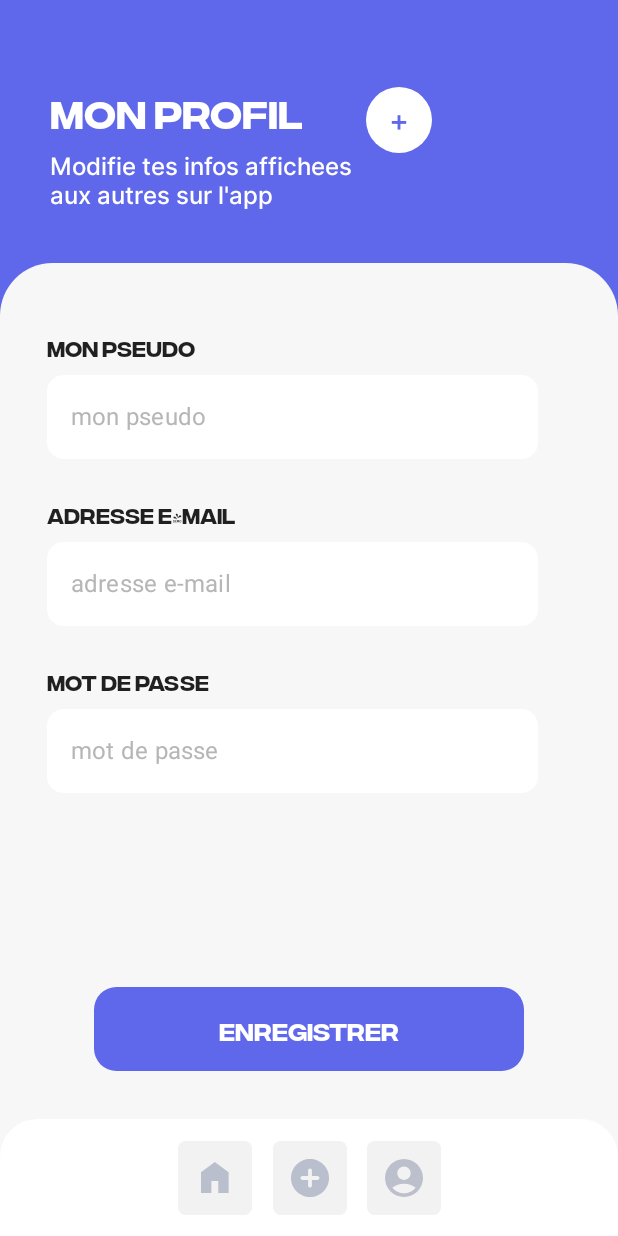
After one commit to TiclemFR/android, an Android app built with Jetpack Compose: the composable profile shown on its own in the app's theme, on a phone screen of 412 x 824 dp. The commit adds this screen. Run offline under Robolectric (Android 15) with nearby library versions, the phone set to English and light mode, and no system bars; our stand-ins replace Firebase (no records; nobody signed in at launch, a user with empty details on screens opened directly).

Commit message:
profil page

```diff
--- a/app/src/main/java/com/example/projetandroid/MainActivity.kt
+++ b/app/src/main/java/com/example/projetandroid/MainActivity.kt
@@ -25,6 +25,7 @@ import home
 import navbar
 import plan
 import previewCard
+import profile
 
 class MainActivity : ComponentActivity() {
     lateinit var navController: NavController
@@ -42,6 +43,7 @@ class MainActivity : ComponentActivity() {
                     composable("add"){ BonPlan(navController = navController)}
                     composable("onBoarding"){ OnBoarding(navController = navController) }
                     composable("home"){ home(navController = navController) }
+                    composable("profil"){ profile(navController = navController) }
                 }
             }
         }
--- a/app/src/main/java/com/example/projetandroid/login/navbar.kt
+++ b/app/src/main/java/com/example/projetandroid/login/navbar.kt
@@ -93,16 +93,23 @@ fun navbar(navController: NavController){
                     modifier = Modifier
                         .width(49.dp)
                         .height(49.dp)
-                        .clickable { }
+                        .clickable { navController.navigate("profil") }
                         .clip(shape = RoundedCornerShape(5.dp))
                         .background(Color(0xFFF2F2F2)),
                     horizontalArrangement = Arrangement.Center,
                     verticalAlignment = Alignment.CenterVertically
                 ) {
-                    Image(painterResource(id = R.drawable.ic_profile), contentDescription = "profile icon", modifier = Modifier
-                        .background(Color.Transparent)
-                        .width(25.dp)
-                        .height(25.dp))
+                    if(navController.currentDestination?.route.toString() == "profil"){
+                        Image(painterResource(id = R.drawable.ic_current_profile), contentDescription = "profil icon", modifier = Modifier
+                            .background(Color.Transparent)
+                            .width(25.dp)
+                            .height(25.dp))
+                    }else{
+                        Image(painterResource(id = R.drawable.ic_profile), contentDescription = "profil icon", modifier = Modifier
+                            .background(Color.Transparent)
+                            .width(25.dp)
+                            .height(25.dp))
+                    }
                 }
             }
         }
--- /dev/null
+++ b/app/src/main/java/com/example/projetandroid/profile/profile.kt
@@ -0,0 +1,175 @@
+import android.graphics.Bitmap
+import android.graphics.ImageDecoder
+import android.inputmethodservice.Keyboard.Row
+import android.net.Uri
+import android.os.Build
+import android.provider.MediaStore
+import androidx.activity.compose.rememberLauncherForActivityResult
+import androidx.activity.result.contract.ActivityResultContracts
+import androidx.compose.foundation.*
+import androidx.compose.foundation.layout.Arrangement
+import androidx.compose.foundation.layout.Row
+import androidx.compose.foundation.layout.fillMaxSize
+import androidx.compose.foundation.layout.padding
+import androidx.compose.runtime.*
+import androidx.compose.ui.text.input.TextFieldValue
+import androidx.compose.ui.unit.dp
+import androidx.compose.ui.unit.sp
+import androidx.compose.ui.res.painterResource
+import androidx.compose.foundation.layout.*
+import androidx.compose.foundation.shape.RoundedCornerShape
+import androidx.compose.runtime.Composable
+import androidx.compose.ui.Alignment
+import androidx.compose.ui.Alignment.Companion.CenterVertically
+import androidx.compose.ui.Modifier
+import androidx.compose.ui.draw.clip
+import androidx.compose.ui.draw.shadow
+import androidx.compose.ui.graphics.Color
+import androidx.compose.ui.unit.dp
+import androidx.compose.foundation.layout.requiredSize
+import androidx.compose.material.*
+import androidx.compose.ui.graphics.asImageBitmap
+import androidx.compose.ui.layout.ContentScale
+import androidx.compose.ui.platform.LocalContext
+import androidx.compose.ui.res.painterResource
+import androidx.compose.ui.text.font.FontWeight
+import androidx.compose.ui.text.style.TextAlign
+import androidx.constraintlayout.widget.ConstraintLayout
+import androidx.navigation.NavController
+import com.example.projetandroid.R
+import com.example.projetandroid.login.Input
+import com.example.projetandroid.ui.theme.*
+import com.google.firebase.firestore.ktx.firestore
+import com.google.firebase.ktx.Firebase
+
+
+@Composable
+fun profile(navController: NavController){
+    var pseudo by remember { mutableStateOf("") }
+    var email by remember { mutableStateOf("") }
+    var password by remember { mutableStateOf("") }
+    val db = Firebase.firestore
+    var picture by remember { mutableStateOf<Uri?>(null) }
+    val launcher = rememberLauncherForActivityResult(contract =
+    ActivityResultContracts.GetContent()) { uri: Uri? ->
+        picture = uri
+    }
+    val context = LocalContext.current
+    val bitmap =  remember {
+        mutableStateOf<Bitmap?>(null)
+    }
+    androidx.compose.material.Surface(
+        modifier = Modifier.fillMaxSize(),
+        color = HomeBackgroundColor
+    ){
+        Row(modifier = Modifier.fillMaxWidth().padding(top = 58.dp)){
+            Column(modifier = Modifier.width(244.dp)) {
+                Row(
+                    modifier = Modifier.padding(start = 33.dp),
+                ) {
+                    Text(text = "MON PROFIL", fontFamily = InterCF, fontSize = 26.sp, color = Color(0xFFFFFFFF))
+                }
+                Row(
+                    modifier = Modifier.padding(top = 12.dp, start = 33.dp),
+                ) {
+                    Text(text = "Modifie tes infos affichees aux autres sur l'app", fontFamily = Inter, fontSize = 16.sp, color = Color(0xFFFFFFFF))
+                }
+            }
+            Column(modifier = Modifier.width(44.dp)) {
+                Row(
+                    modifier = Modifier
+                        .fillMaxWidth().height(44.dp).clip(shape = RoundedCornerShape(50.dp)).background(Color.White)
+                        .clickable { launcher.launch("image/*") },
+                    verticalAlignment = Alignment.CenterVertically, horizontalArrangement = Arrangement.Center
+                ) {
+                    if(picture == null){
+                        Text(text = "+", color = Color(0xFF5F67EA), fontSize = 20.sp)
+                    }
+                    else{
+                        picture?.let {
+                            if (Build.VERSION.SDK_INT < 28) {
+                                bitmap.value = MediaStore.Images
+                                    .Media.getBitmap(context.contentResolver, it)
+
+                            } else {
+                                val source = ImageDecoder
+                                    .createSource(context.contentResolver, it)
+                                bitmap.value = ImageDecoder.decodeBitmap(source)
+                            }
+
+                            bitmap.value?.let { btm ->
+                                Image(
+                                    bitmap = btm.asImageBitmap(),
+                                    contentDescription = null,
+                                    modifier = Modifier.fillMaxWidth(),
+                                    contentScale = ContentScale.Crop
+                                )
+                            }
+                        }
+                    }
+                }
+            }
+        }
+        Row(
+            modifier = Modifier
+                .fillMaxSize()
+                .fillMaxWidth()
+                .fillMaxHeight()
+                .padding(top = 175.dp)
+                .clip(shape = RoundedCornerShape(topEnd = 35.dp, topStart = 35.dp))
+                .background(Color(0xFFF7F7F7))
+        ){
+            Row(
+                modifier = Modifier
+                    .fillMaxWidth()
+                    .padding(top = 47.dp, start = 31.dp, end = 31.dp)
+            ){
+                Column() {
+                    Row(modifier = Modifier
+                        .fillMaxWidth()
+                        .align(Alignment.Start), horizontalArrangement = Arrangement.Start){
+                        Text(text = "MON PSEUDO", fontFamily = InterCF, fontWeight = FontWeight(400), fontSize = 14.sp)
+                    }
+                    Row(modifier = Modifier.fillMaxWidth()){
+                        Input(value = pseudo, placeholder = "mon pseudo", onValueChange = {newText -> pseudo = newText})
+                    }
+                    Row(modifier = Modifier
+                        .fillMaxWidth()
+                        .padding(top = 28.dp)
+                        .align(Alignment.Start), horizontalArrangement = Arrangement.Start){
+                        Text(text = "ADRESSE E-MAIL", fontFamily = InterCF, fontWeight = FontWeight(400), fontSize = 14.sp)
+                    }
+                    Row(modifier = Modifier.fillMaxWidth()){
+                        Input(value = email, placeholder = "adresse e-mail", onValueChange = {newText -> email = newText})
+                    }
+                    Row(modifier = Modifier
+                        .fillMaxWidth()
+                        .padding(top = 28.dp)
+                        .align(Alignment.Start), horizontalArrangement = Arrangement.Start){
+                        Text(text = "MOT DE PASSE", fontFamily = InterCF, fontWeight = FontWeight(400), fontSize = 14.sp)
+                    }
+                    Row(modifier = Modifier.fillMaxWidth()){
+                        Input(value = password, placeholder = "mot de passe", onValueChange = {newText -> password = newText}, password = true)
+                    }
+                    Column(modifier = Modifier
+                        .fillMaxWidth()
+                        .fillMaxHeight()
+                        .padding(bottom = 110.dp, start = 31.dp, end = 31.dp),
+                        verticalArrangement = Arrangement.Bottom, horizontalAlignment = Alignment.CenterHorizontally){
+                        Row(
+                            modifier = Modifier
+                                .fillMaxWidth()
+                                .height(56.dp)
+                                .clip(shape = RoundedCornerShape(15.dp))
+                                .background(ButtonColor),
+                            horizontalArrangement = Arrangement.Center, verticalAlignment = Alignment.CenterVertically
+                        ){
+                            Text(text = "ENREGISTRER", fontFamily = InterCF, fontWeight = FontWeight(400), fontSize = 16.sp, color = Color(0xFFFFFFFF))
+                        }
+                    }
+                }
+            }
+        }
+    }
+    navbar(navController = navController)
+}
```
